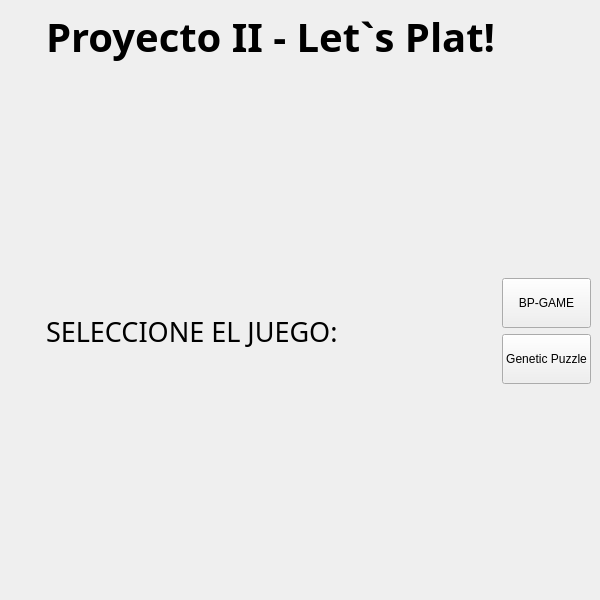
Kennethch-02/DII-Proyecto-Let-s-play-, file BP_game/mainwindow.ui: the form before one commit.
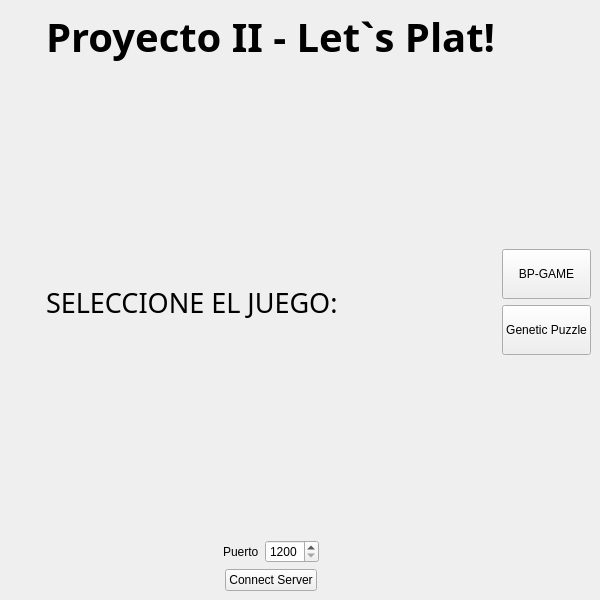
The form after the commit.

Patch:
```diff
--- a/BP_game/mainwindow.ui
+++ b/BP_game/mainwindow.ui
@@ -21,19 +21,6 @@
   </property>
   <widget class="QWidget" name="centralwidget">
    <layout class="QGridLayout" name="gridLayout">
-    <item row="1" column="1">
-     <spacer name="verticalSpacer">
-      <property name="orientation">
-       <enum>Qt::Vertical</enum>
-      </property>
-      <property name="sizeHint" stdset="0">
-       <size>
-        <width>20</width>
-        <height>40</height>
-       </size>
-      </property>
-     </spacer>
-    </item>
     <item row="0" column="0">
      <spacer name="horizontalSpacer">
       <property name="orientation">
@@ -47,6 +34,47 @@
       </property>
      </spacer>
     </item>
+    <item row="0" column="1">
+     <widget class="QLabel" name="label">
+      <property name="font">
+       <font>
+        <family>Ubuntu Condensed</family>
+        <pointsize>30</pointsize>
+        <weight>75</weight>
+        <bold>true</bold>
+       </font>
+      </property>
+      <property name="text">
+       <string>Proyecto II - Let`s Plat!</string>
+      </property>
+     </widget>
+    </item>
+    <item row="0" column="2">
+     <spacer name="horizontalSpacer_2">
+      <property name="orientation">
+       <enum>Qt::Horizontal</enum>
+      </property>
+      <property name="sizeHint" stdset="0">
+       <size>
+        <width>40</width>
+        <height>20</height>
+       </size>
+      </property>
+     </spacer>
+    </item>
+    <item row="1" column="1">
+     <spacer name="verticalSpacer">
+      <property name="orientation">
+       <enum>Qt::Vertical</enum>
+      </property>
+      <property name="sizeHint" stdset="0">
+       <size>
+        <width>20</width>
+        <height>40</height>
+       </size>
+      </property>
+     </spacer>
+    </item>
     <item row="2" column="1">
      <widget class="QLabel" name="label_2">
       <property name="font">
@@ -95,33 +123,98 @@
       </property>
      </spacer>
     </item>
-    <item row="0" column="1">
-     <widget class="QLabel" name="label">
-      <property name="font">
-       <font>
-        <family>Ubuntu Condensed</family>
-        <pointsize>30</pointsize>
-        <weight>75</weight>
-        <bold>true</bold>
-       </font>
-      </property>
-      <property name="text">
-       <string>Proyecto II - Let`s Plat!</string>
-      </property>
-     </widget>
+    <item row="4" column="1">
+     <layout class="QHBoxLayout" name="horizontalLayout">
+      <item>
+       <spacer name="horizontalSpacer_5">
+        <property name="orientation">
+         <enum>Qt::Horizontal</enum>
+        </property>
+        <property name="sizeHint" stdset="0">
+         <size>
+          <width>40</width>
+          <height>20</height>
+         </size>
+        </property>
+       </spacer>
+      </item>
+      <item>
+       <widget class="QLabel" name="label_3">
+        <property name="text">
+         <string>Puerto</string>
+        </property>
+       </widget>
+      </item>
+      <item>
+       <widget class="QSpinBox" name="port">
+        <property name="maximumSize">
+         <size>
+          <width>16777206</width>
+          <height>16777215</height>
+         </size>
+        </property>
+        <property name="minimum">
+         <number>1200</number>
+        </property>
+        <property name="maximum">
+         <number>9999</number>
+        </property>
+        <property name="singleStep">
+         <number>10</number>
+        </property>
+       </widget>
+      </item>
+      <item>
+       <spacer name="horizontalSpacer_6">
+        <property name="orientation">
+         <enum>Qt::Horizontal</enum>
+        </property>
+        <property name="sizeHint" stdset="0">
+         <size>
+          <width>40</width>
+          <height>20</height>
+         </size>
+        </property>
+       </spacer>
+      </item>
+     </layout>
     </item>
-    <item row="0" column="2">
-     <spacer name="horizontalSpacer_2">
-      <property name="orientation">
-       <enum>Qt::Horizontal</enum>
-      </property>
-      <property name="sizeHint" stdset="0">
-       <size>
-        <width>40</width>
-        <height>20</height>
-       </size>
-      </property>
-     </spacer>
+    <item row="5" column="1">
+     <layout class="QHBoxLayout" name="horizontalLayout_2">
+      <item>
+       <spacer name="horizontalSpacer_3">
+        <property name="orientation">
+         <enum>Qt::Horizontal</enum>
+        </property>
+        <property name="sizeHint" stdset="0">
+         <size>
+          <width>40</width>
+          <height>20</height>
+         </size>
+        </property>
+       </spacer>
+      </item>
+      <item>
+       <widget class="QPushButton" name="Connect">
+        <property name="text">
+         <string>Connect Server</string>
+        </property>
+       </widget>
+      </item>
+      <item>
+       <spacer name="horizontalSpacer_4">
+        <property name="orientation">
+         <enum>Qt::Horizontal</enum>
+        </property>
+        <property name="sizeHint" stdset="0">
+         <size>
+          <width>40</width>
+          <height>20</height>
+         </size>
+        </property>
+       </spacer>
+      </item>
+     </layout>
     </item>
    </layout>
   </widget>
```
